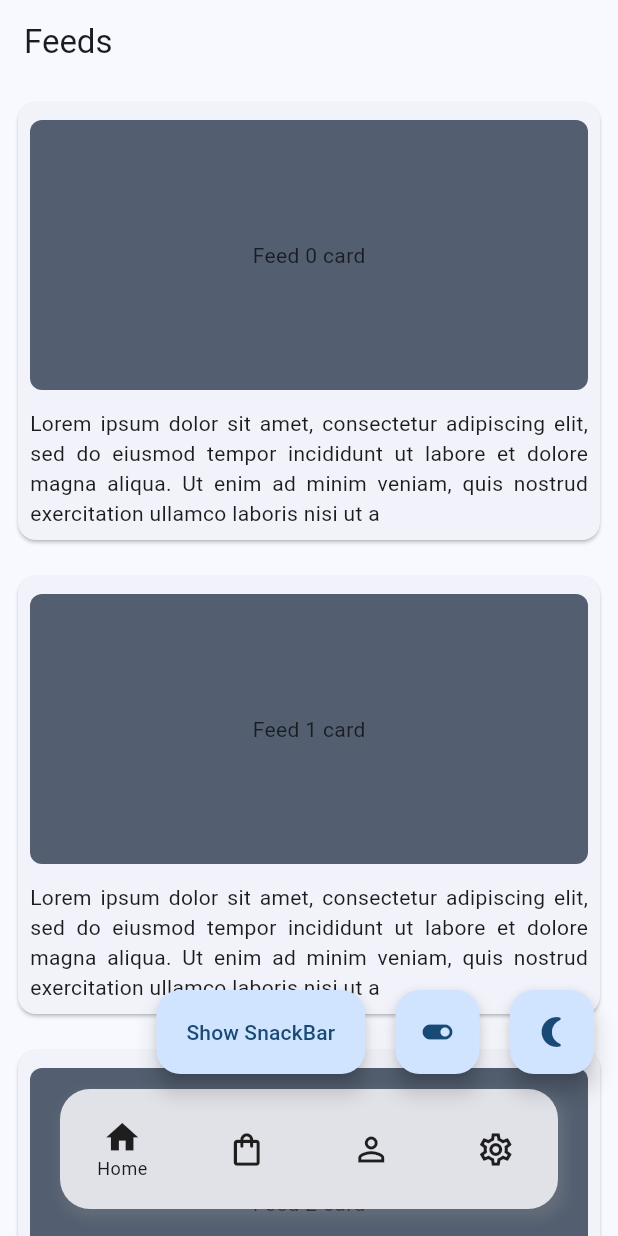
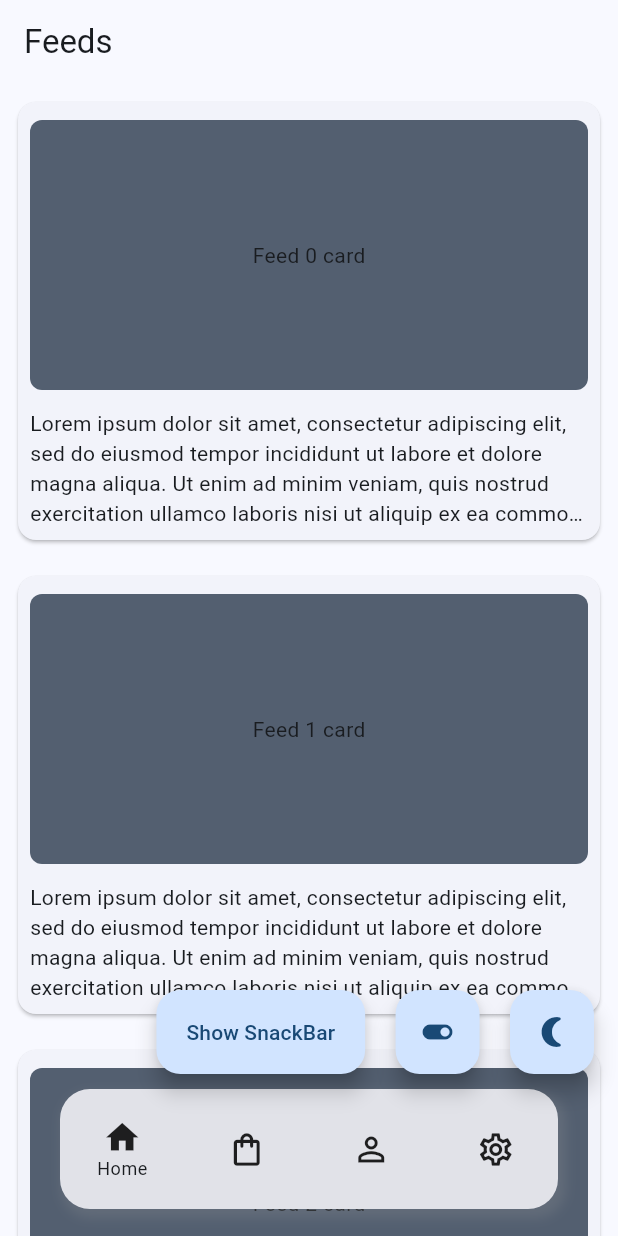
Before and after one commit to maheshj01/navbar_router, a Flutter app: the screen it shows after launch, on a phone screen of 412 x 824 dp. Run offline on Flutter 3.47's test engine with Material 3 defaults, Android fonts, the phone set to English and light mode, and no system bars; drawn by our look-alikes of badges; our stand-ins replace flutter_riverpod.

Commit message:
Fix: Issue #48 #51

```diff
--- a/example/lib/main.dart
+++ b/example/lib/main.dart
@@ -239,7 +239,8 @@ class _HomePageState extends ConsumerState<HomePage> {
             }
             return const SizedBox.shrink();
           }),
-      body: NavbarRouter(
+      body: Builder(builder: (context) {
+        return NavbarRouter(
           errorBuilder: (context) {
             return const Center(child: Text('Error 404'));
           },
@@ -306,7 +307,8 @@ class _HomePageState extends ConsumerState<HomePage> {
                 initialRoute: _routes[i]!.keys.first,
               ),
           ],
-      ),
+        );
+      }),
     );
   }
 }
@@ -416,9 +418,12 @@ class FeedTile extends StatelessWidget {
             Container(
                 padding: const EdgeInsets.symmetric(horizontal: 8.0),
                 alignment: Alignment.center,
+                child: const Flexible(
                   child: Text(
-                  placeHolderText.substring(0, 200),
-                  textAlign: TextAlign.justify,
+                    placeHolderText,
+                    maxLines: 4,
+                    overflow: TextOverflow.ellipsis,
+                  ),
                 ))
           ],
         ),
--- a/lib/src/navbar_notifier.dart
+++ b/lib/src/navbar_notifier.dart
@@ -1,5 +1,3 @@
-import 'dart:async';
-
 import 'package:flutter/material.dart';
 import 'package:navbar_router/navbar_router.dart';
 
@@ -99,9 +97,8 @@ class NavbarNotifier extends ChangeNotifier {
   // pop routes from the nested navigator stack and not the main stack
   // this is done based on the currentIndex of the bottom navbar
   // if the backButton is pressed on the initial route the app will be terminated
-  static FutureOr<bool> onBackButtonPressed(
-      {BackButtonBehavior behavior =
-          BackButtonBehavior.rememberHistory}) async {
+  static bool onBackButtonPressed(
+      {BackButtonBehavior behavior = BackButtonBehavior.rememberHistory}) {
     bool exitingApp = true;
     NavigatorState? currentState = _keys[_index!].currentState;
     if (currentState != null && currentState.canPop()) {
--- a/lib/src/navbar_router.dart
+++ b/lib/src/navbar_router.dart
@@ -338,13 +338,16 @@ class _NavbarRouterState extends State<NavbarRouter>
 
   @override
   Widget build(BuildContext context) {
-    return WillPopScope(
-        onWillPop: () async {
-          final bool isExitingApp = await NavbarNotifier.onBackButtonPressed(
+    return PopScope(
+        canPop: false,
+        onPopInvoked: (bool didPop) async {
+          if (didPop) {
+            return;
+          }
+          final bool isExitingApp = NavbarNotifier.onBackButtonPressed(
               behavior: widget.backButtonBehavior);
-          final bool value = widget.onBackButtonPressed!(isExitingApp);
+          widget.onBackButtonPressed!(isExitingApp);
           _handleFadeAnimation();
-          return value;
         },
         child: AnimatedBuilder(
             animation: _navbarNotifier,
```
Also changed, not shown: 2 other files. Lines whose indentation alone changed are shown as unchanged.
